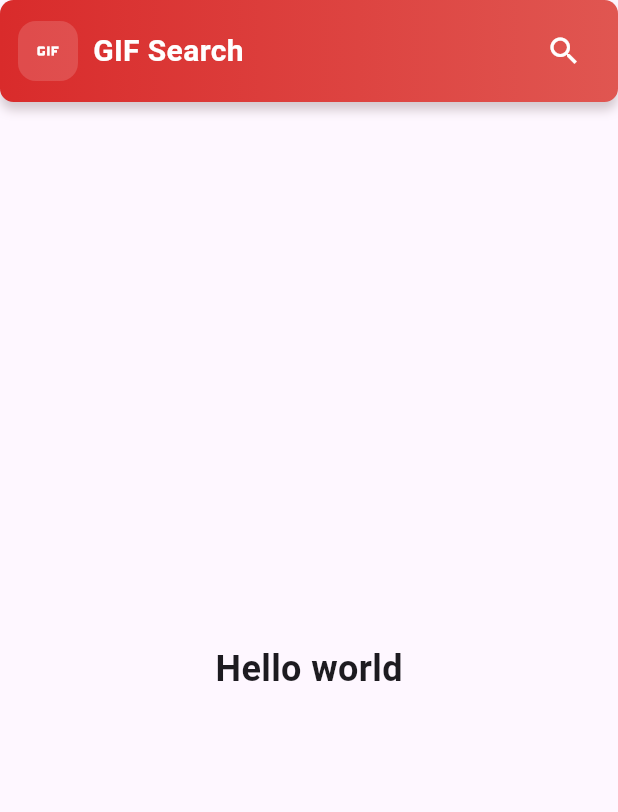
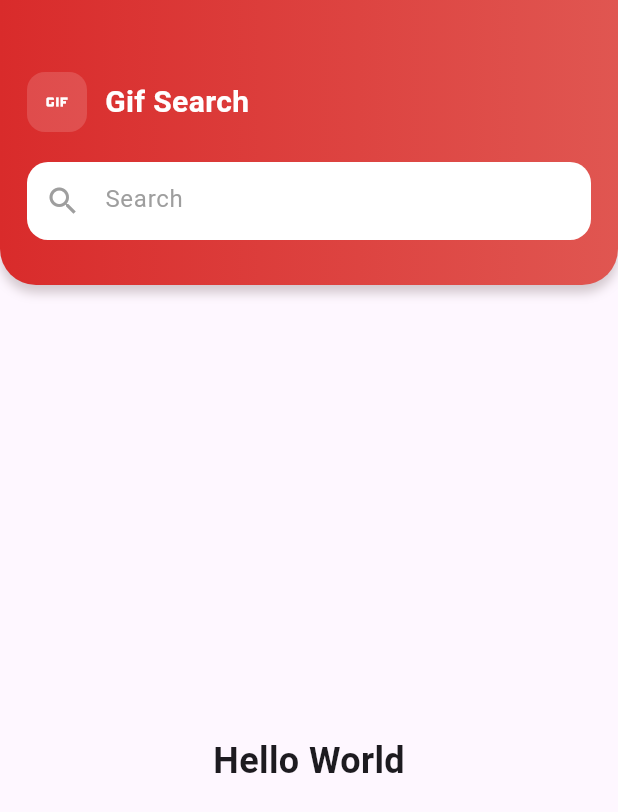
Before and after one commit to Synhro2001/gif_search_test_task, a Flutter app: the screen it shows after launch, on a phone screen of 412 x 824 dp. Shown: the top 812 px of the screen. Run offline on Flutter 3.47's test engine with Material 3 defaults, Android fonts, the phone set to English and light mode, and no system bars.

Commit message:
add navbar

```diff
--- a/lib/screens/home_screen.dart
+++ b/lib/screens/home_screen.dart
@@ -1,27 +1,45 @@
 import 'package:flutter/material.dart';
 import 'package:gif_search_test_task/widgets/navbar.dart';
 
-class HomeScreen extends StatelessWidget {
+class HomeScreen extends StatefulWidget {
   const HomeScreen({super.key});
+
+  @override
+  State<HomeScreen> createState() => _HomeScreenState();
+}
+
+class _HomeScreenState extends State<HomeScreen> {
+  String searchQuery = '';
+
+  bool isLoading = false;
+
+  List<String> gifs = [];
+
+  String? errorMessage;
+
+  void searchGifs(String query) {
+    setState(() {
+      searchQuery = query;
+    });
+  }
 
   @override
   Widget build(BuildContext context) {
     return Scaffold(
-      body: SafeArea(
-        child: Column(
+      body: Column(
         children: [
-            const Navbar(title: 'GIF Search'),
+          Navbar(title: 'Gif Search', onSearch: searchGifs),
+
           const Expanded(
             child: Center(
               child: Text(
-                  'Hello world',
-                  style: TextStyle(fontSize: 24, fontWeight: FontWeight.w600),
+                'Hello World',
+                style: TextStyle(fontSize: 24, fontWeight: FontWeight.bold),
               ),
             ),
           ),
         ],
       ),
-      ),
     );
   }
 }
--- a/lib/widgets/navbar.dart
+++ b/lib/widgets/navbar.dart
@@ -1,23 +1,27 @@
 import 'package:flutter/material.dart';
 
 class Navbar extends StatelessWidget {
-  const Navbar({required this.title, super.key});
+  const Navbar({required this.title, required this.onSearch, super.key});
 
   final String title;
+  final ValueChanged<String> onSearch;
 
   @override
   Widget build(BuildContext context) {
     return Container(
-      height: 68,
-      padding: const EdgeInsets.symmetric(horizontal: 12),
+      height: 190,
+      padding: const EdgeInsets.fromLTRB(18, 48, 18, 24),
       decoration: BoxDecoration(
-        gradient: LinearGradient(
+        gradient: const LinearGradient(
           colors: [
             Color.fromARGB(255, 217, 43, 43),
             Color.fromARGB(255, 224, 86, 81),
           ],
         ),
-        borderRadius: BorderRadius.circular(9),
+        borderRadius: BorderRadius.only(
+          bottomLeft: Radius.circular(24),
+          bottomRight: Radius.circular(24),
+        ),
         boxShadow: [
           BoxShadow(
             color: const Color.fromARGB(255, 39, 12, 10).withValues(alpha: 0.2),
@@ -26,7 +30,11 @@ class Navbar extends StatelessWidget {
           ),
         ],
       ),
-      child: Row(
+      child: Column(
+        crossAxisAlignment: CrossAxisAlignment.start,
+        children: [
+          // Название
+          Row(
             children: [
               Container(
                 width: 40,
@@ -37,7 +45,8 @@ class Navbar extends StatelessWidget {
                 ),
                 child: const Icon(Icons.gif, color: Colors.white, size: 24),
               ),
-          const SizedBox(width: 10),
+
+              const SizedBox(width: 12),
 
               Expanded(
                 child: Text(
@@ -49,9 +58,27 @@ class Navbar extends StatelessWidget {
                   ),
                 ),
               ),
-          IconButton(
-            onPressed: () {},
-            icon: const Icon(Icons.search, color: Colors.white),
+            ],
+          ),
+
+          const SizedBox(height: 20),
+
+          // Search
+          Container(
+            height: 52,
+            decoration: BoxDecoration(
+              color: Colors.white,
+              borderRadius: BorderRadius.circular(14),
+            ),
+            child: const TextField(
+              decoration: InputDecoration(
+                hintText: 'Search',
+                hintStyle: TextStyle(color: Colors.grey),
+                prefixIcon: Icon(Icons.search, color: Colors.grey),
+                border: InputBorder.none,
+                contentPadding: EdgeInsets.symmetric(vertical: 15),
+              ),
+            ),
           ),
         ],
       ),
```
Lines whose indentation alone changed are shown as unchanged.
